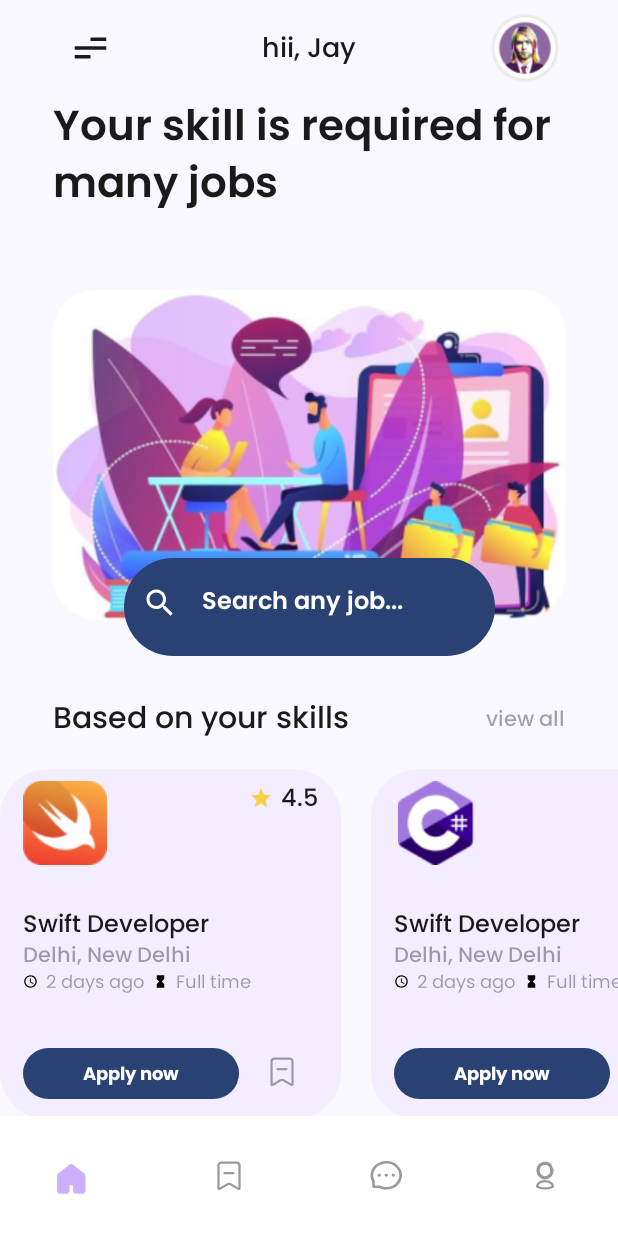
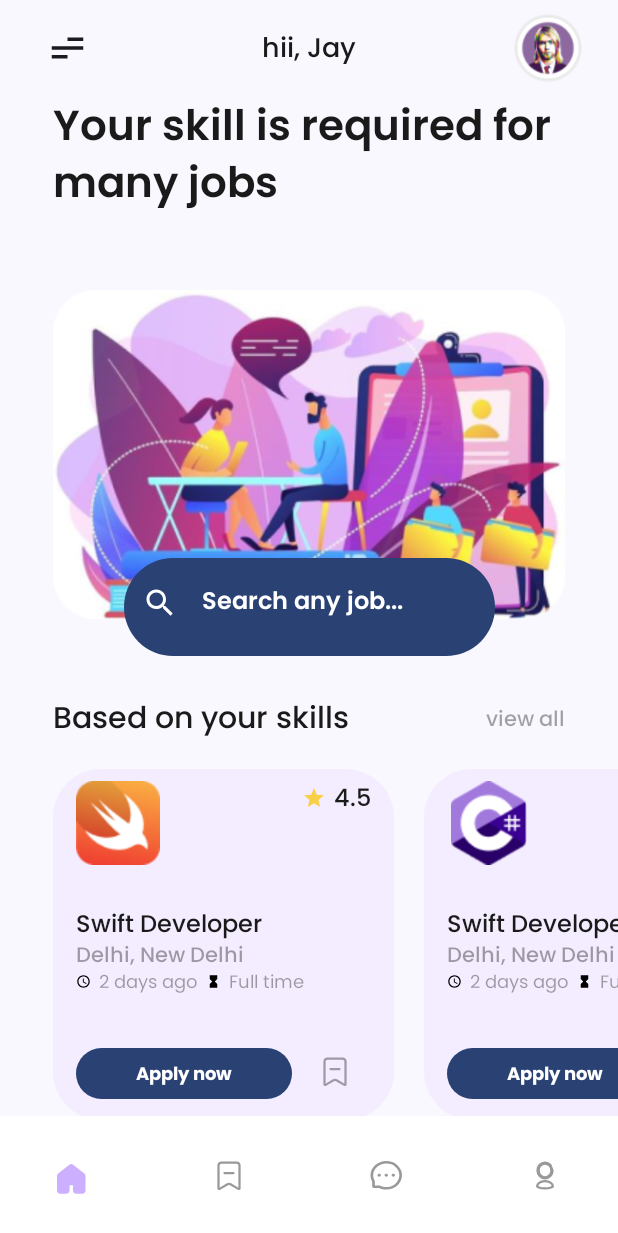
Before and after one commit to ahmed-alnour123/compose-challenge-weekly, an Android app built with Jetpack Compose: the screen it shows after launch (MainActivity), on a phone screen of 412 x 824 dp. Shown: the top 1233 px of the screen. Run offline under Robolectric (Android 15) with nearby library versions, the phone set to English and light mode, and no system bars.

Commit message:
update drawable names and edit padding and alignment

```diff
--- a/app/src/main/java/com/example/jobfindingapp/JobFindingApp.kt
+++ b/app/src/main/java/com/example/jobfindingapp/JobFindingApp.kt
@@ -1,14 +1,10 @@
 package com.example.jobfindingapp
 
-import android.graphics.drawable.Icon
-import androidx.annotation.DrawableRes
 import androidx.compose.foundation.Image
 import androidx.compose.foundation.background
-import androidx.compose.foundation.clickable
 import androidx.compose.foundation.layout.Arrangement
 import androidx.compose.foundation.layout.Box
 import androidx.compose.foundation.layout.Column
-import androidx.compose.foundation.layout.Row
 import androidx.compose.foundation.layout.RowScope
 import androidx.compose.foundation.layout.Spacer
 import androidx.compose.foundation.layout.WindowInsets
@@ -19,15 +15,7 @@ import androidx.compose.foundation.layout.height
 import androidx.compose.foundation.layout.padding
 import androidx.compose.foundation.layout.size
 import androidx.compose.foundation.layout.width
-import androidx.compose.foundation.rememberScrollState
 import androidx.compose.foundation.shape.CircleShape
-import androidx.compose.foundation.verticalScroll
-import androidx.compose.material.icons.Icons
-import androidx.compose.material.icons.filled.AccountCircle
-import androidx.compose.material.icons.filled.Bookmark
-import androidx.compose.material.icons.filled.Home
-import androidx.compose.material.icons.filled.Menu
-import androidx.compose.material.icons.filled.Message
 import androidx.compose.material3.CenterAlignedTopAppBar
 import androidx.compose.material3.ExperimentalMaterial3Api
 import androidx.compose.material3.Icon
@@ -36,7 +24,6 @@ import androidx.compose.material3.MaterialTheme
 import androidx.compose.material3.NavigationBar
 import androidx.compose.material3.NavigationBarItem
 import androidx.compose.material3.Scaffold
-import androidx.compose.material3.Surface
 import androidx.compose.material3.Text
 import androidx.compose.material3.TopAppBarDefaults
 import androidx.compose.runtime.Composable
@@ -51,13 +38,11 @@ import androidx.compose.ui.graphics.Color
 import androidx.compose.ui.graphics.vector.ImageVector
 import androidx.compose.ui.res.painterResource
 import androidx.compose.ui.res.vectorResource
-import androidx.compose.ui.text.TextStyle
-import androidx.compose.ui.text.font.FontWeight
 import androidx.compose.ui.tooling.preview.Preview
 import androidx.compose.ui.unit.dp
-import androidx.compose.ui.unit.sp
 import com.example.jobfindingapp.ui.screens.home.HomeScreen
 import com.example.jobfindingapp.ui.theme.LightPink
+import com.example.jobfindingapp.utils.BottomBarItem
 
 @Composable
 fun JobFindingApp() {
@@ -74,23 +59,29 @@ fun JobFindingAppBar(modifier: Modifier = Modifier) {
                 style = MaterialTheme.typography.titleLarge,
             )
         },
-        modifier = modifier,
+        modifier = modifier
+            .fillMaxWidth(),
+//            .padding(horizontal = 30.dp),
         navigationIcon = {
-            IconButton(onClick = { /*TODO*/ }) {
-                Icon(imageVector = ImageVector.vectorResource(R.drawable.icon_menu), null)
+            IconButton(modifier = Modifier, onClick = { /*TODO*/ }) {
+                Icon(
+                    imageVector = ImageVector.vectorResource(R.drawable.ic_menu_icon),
+                    null,
+//                    modifier = Modifier.fillMaxSize()
+                )
             }
         },
         actions = {
             Image(
 //                painter = painterResource(R.drawable.image_profile),
-                painter = painterResource(R.drawable.image_profile),
+                painter = painterResource(R.drawable.img_profile),
                 contentDescription = null,
                 modifier = Modifier
                     .size(45.dp)
                     .clip(CircleShape)
             )
         },
-        windowInsets = WindowInsets(left = 35.dp, right = 35.dp),
+        windowInsets = WindowInsets(left = 20.dp, right = 20.dp),
         colors = TopAppBarDefaults.centerAlignedTopAppBarColors(
             containerColor = MaterialTheme.colorScheme.background,
         ),
@@ -103,29 +94,29 @@ fun JobFindingBottomBar(modifier: Modifier = Modifier) {
         modifier = modifier,
         containerColor = Color.White,
     ) {
-        var selectedPage: String by remember {
-            mutableStateOf("home")
+        var selectedPage: BottomBarItem by remember {
+            mutableStateOf(BottomBarItem.Home)
         }
 
         JobFindingNavigationBarItem(
-            selected = selectedPage == "home",
-            onClick = { selectedPage = "home" },
-            icon = ImageVector.vectorResource(id = R.drawable.icon_home),
+            selected = selectedPage == BottomBarItem.Home,
+            onClick = { selectedPage = BottomBarItem.Home },
+            icon = ImageVector.vectorResource(id = R.drawable.ic_home_icon),
         )
         JobFindingNavigationBarItem(
-            selected = selectedPage == "bookmark",
-            onClick = { selectedPage = "bookmark" },
-            icon = ImageVector.vectorResource(id = R.drawable.icon_bookmark),
+            selected = selectedPage == BottomBarItem.Bookmark,
+            onClick = { selectedPage = BottomBarItem.Bookmark },
+            icon = ImageVector.vectorResource(id = R.drawable.ic_bookmark_icon),
         )
         JobFindingNavigationBarItem(
-            selected = selectedPage == "chat",
-            onClick = { selectedPage = "chat" },
-            icon = ImageVector.vectorResource(id = R.drawable.icon_message),
+            selected = selectedPage == BottomBarItem.Chat,
+            onClick = { selectedPage = BottomBarItem.Chat },
+            icon = ImageVector.vectorResource(id = R.drawable.ic_message_icon),
         )
         JobFindingNavigationBarItem(
-            selected = selectedPage == "profile",
-            onClick = { selectedPage = "profile" },
-            icon = ImageVector.vectorResource(id = R.drawable.icon_profile),
+            selected = selectedPage == BottomBarItem.Profile,
+            onClick = { selectedPage = BottomBarItem.Profile },
+            icon = ImageVector.vectorResource(id = R.drawable.ic_profile_icon),
         )
     }
 }
--- /dev/null
+++ b/app/src/main/java/com/example/jobfindingapp/data/DataSource.kt
@@ -0,0 +1,11 @@
+package com.example.jobfindingapp.data
+
+import com.example.jobfindingapp.models.Job
+
+class DataSource {
+    companion object {
+        val jobsList: List<Job> = listOf(
+
+        )
+    }
+}
--- /dev/null
+++ b/app/src/main/java/com/example/jobfindingapp/models/Job.kt
@@ -0,0 +1,12 @@
+package com.example.jobfindingapp.models
+
+import androidx.annotation.DrawableRes
+
+data class Job(
+    val title: String,
+    val location: String,
+    val postedDate: String,
+    val jobTime: String,
+    val rating: String,
+    @DrawableRes val icon: Int,
+)
--- a/app/src/main/java/com/example/jobfindingapp/ui/screens/home/HomeScreen.kt
+++ b/app/src/main/java/com/example/jobfindingapp/ui/screens/home/HomeScreen.kt
@@ -2,11 +2,11 @@ package com.example.jobfindingapp.ui.screens.home
 
 import androidx.annotation.DrawableRes
 import androidx.compose.foundation.Image
-import androidx.compose.foundation.background
 import androidx.compose.foundation.clickable
 import androidx.compose.foundation.layout.Arrangement
 import androidx.compose.foundation.layout.Box
 import androidx.compose.foundation.layout.Column
+import androidx.compose.foundation.layout.PaddingValues
 import androidx.compose.foundation.layout.Row
 import androidx.compose.foundation.layout.Spacer
 import androidx.compose.foundation.layout.aspectRatio
@@ -24,14 +24,9 @@ import androidx.compose.foundation.shape.RoundedCornerShape
 import androidx.compose.foundation.verticalScroll
 import androidx.compose.material.icons.Icons
 import androidx.compose.material.icons.filled.AccessTime
-import androidx.compose.material.icons.filled.AddCircle
-import androidx.compose.material.icons.filled.Bookmark
-import androidx.compose.material.icons.filled.DateRange
-import androidx.compose.material.icons.filled.Email
 import androidx.compose.material.icons.filled.HourglassFull
 import androidx.compose.material.icons.filled.Search
 import androidx.compose.material.icons.filled.Star
-import androidx.compose.material.icons.outlined.BookmarkBorder
 import androidx.compose.material3.Button
 import androidx.compose.material3.Card
 import androidx.compose.material3.CardDefaults
@@ -59,7 +54,6 @@ import androidx.compose.ui.text.font.FontWeight
 import androidx.compose.ui.tooling.preview.Preview
 import androidx.compose.ui.unit.Dp
 import androidx.compose.ui.unit.dp
-import androidx.compose.ui.unit.sp
 import com.example.jobfindingapp.JobFindingAppBar
 import com.example.jobfindingapp.JobFindingBottomBar
 import com.example.jobfindingapp.R
@@ -71,7 +65,6 @@ fun HomeScreen(modifier: Modifier = Modifier) {
         modifier = modifier,
         topBar = { JobFindingAppBar() },
         bottomBar = { JobFindingBottomBar() },
-//        containerColor = MaterialTheme.colorScheme.background,
     ) { innerPadding ->
         var searchValue by remember {
             mutableStateOf("")
@@ -84,19 +77,21 @@ fun HomeScreen(modifier: Modifier = Modifier) {
                 .fillMaxSize()
                 .verticalScroll(rememberScrollState())
         ) {
+            Column(
+                modifier = Modifier
+                    .padding(horizontal = horizontalPadding)
+            ) {
                 Text(
                     "Your skill is required for many jobs",
                     style = MaterialTheme.typography.displayLarge,
                     modifier = Modifier
                         .fillMaxWidth()
-                    .padding(horizontal = horizontalPadding),
                 )
                 Spacer(modifier = Modifier.height(27.dp))
                 Box(
-                modifier = Modifier.padding(horizontal = horizontalPadding),
                 ) {
                     Image(
-                    painter = painterResource(id = R.drawable.home_screen_image),
+                        painter = painterResource(id = R.drawable.img_home_screen),
                         contentDescription = null,
                         modifier = Modifier
                             .fillMaxWidth()
@@ -139,8 +134,7 @@ fun HomeScreen(modifier: Modifier = Modifier) {
                 Spacer(modifier = Modifier.height(27.dp))
                 Row(
                     modifier = Modifier
-                    .fillMaxWidth()
-                    .padding(horizontal = horizontalPadding),
+                        .fillMaxWidth(),
                     horizontalArrangement = Arrangement.SpaceBetween,
                     verticalAlignment = Alignment.CenterVertically,
                 ) {
@@ -155,16 +149,23 @@ fun HomeScreen(modifier: Modifier = Modifier) {
                     )
                 }
                 Spacer(modifier = Modifier.height(20.dp))
+            }
             LazyRow(
-                horizontalArrangement = Arrangement.spacedBy(20.dp)
+                horizontalArrangement = Arrangement.spacedBy(20.dp),
             ) {
                 item {
-                    JobCard(R.drawable.icon_swift)
+                    Spacer(modifier = Modifier.width(15.dp))
+                }
+                item {
+                    JobCard(R.drawable.ic_swift_icon)
                 }
                 for (i in 1..5) {
                     item {
-                        JobCard(R.drawable.icon_c_sharp)
+                        JobCard(R.drawable.ic_c_sharp_icon)
                     }
+                }
+                item {
+                    Spacer(modifier = Modifier.width(20.dp))
                 }
             }
             Spacer(modifier = Modifier.height(10.dp))
@@ -243,7 +244,7 @@ fun JobCard(@DrawableRes imageDrawable: Int, modifier: Modifier = Modifier) {
                 Spacer(modifier = Modifier.weight(1f))
                 IconButton(onClick = { /*TODO*/ }) {
                     Icon(
-                        ImageVector.vectorResource(id = R.drawable.icon_bookmark),
+                        ImageVector.vectorResource(id = R.drawable.ic_bookmark_icon),
                         contentDescription = null,
                     )
                 }
--- /dev/null
+++ b/app/src/main/java/com/example/jobfindingapp/utils/Enums.kt
@@ -0,0 +1,8 @@
+package com.example.jobfindingapp.utils
+
+enum class BottomBarItem {
+    Home,
+    Bookmark,
+    Chat,
+    Profile,
+}
```
Also changed, not shown: app/src/main/java/com/example/jobfindingapp/ui/theme/Color.kt (line endings or trailing spaces), app/src/main/res/drawable/ic_bookmark_icon.xml (renamed from app/src/main/res/drawable/icon_bookmark.xml), app/src/main/res/drawable/ic_c_sharp_icon.png (renamed from app/src/main/res/drawable/icon_c_sharp.png), app/src/main/res/drawable/ic_home_icon.xml (renamed from app/src/main/res/drawable/icon_home.xml), app/src/main/res/drawable/ic_menu_icon.xml (renamed from app/src/main/res/drawable/icon_menu.xml), app/src/main/res/drawable/ic_message_icon.xml (renamed from app/src/main/res/drawable/icon_message.xml), app/src/main/res/drawable/ic_profile_icon.xml (renamed from app/src/main/res/drawable/icon_profile.xml), app/src/main/res/drawable/ic_swift_icon.webp (added), app/src/main/res/drawable/icon_swift.png (deleted), app/src/main/res/drawable/img_home_screen.png (renamed from app/src/main/res/drawable/home_screen_image.png), app/src/main/res/drawable/img_profile.webp (renamed from app/src/main/res/drawable/image_profile.webp). Lines whose indentation alone changed are shown as unchanged.
